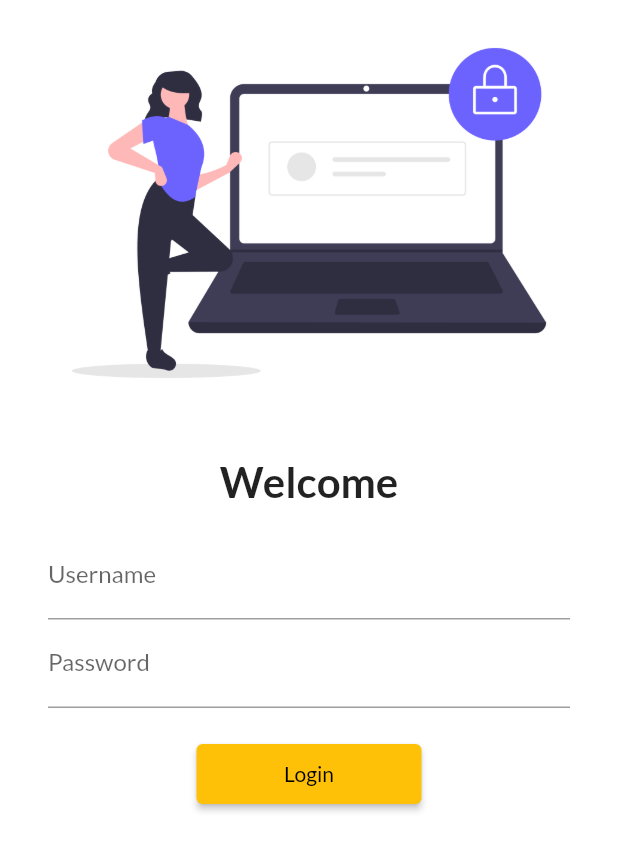
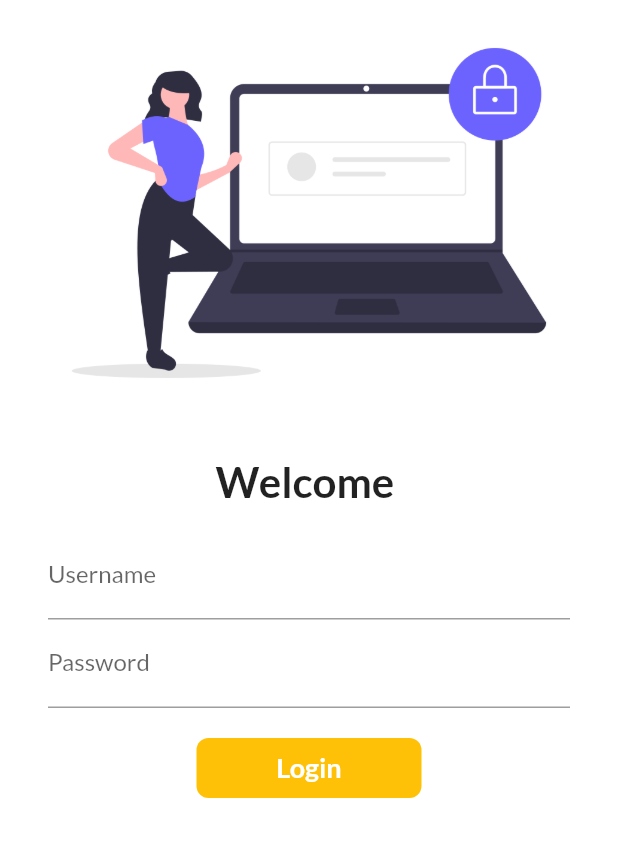
Before and after one commit to rajarehanahmed/LearningFLutter, a Flutter app: the screen it shows after launch, on a phone screen of 412 x 824 dp. Shown: the top 851 px of the screen. Run offline on Flutter 3.47's test engine with Material 2 defaults, Android fonts, the phone set to English and light mode, and no system bars; our stand-ins replace google_fonts.

Commit message:
Day 6 Completed

```diff
--- a/lib/pages/home_page.dart
+++ b/lib/pages/home_page.dart
@@ -9,7 +9,7 @@ class HomePage extends StatelessWidget {
     const String name = 'Rehan';
     return Scaffold(
       appBar: AppBar(
-        title: const Text('My First App'),
+        title: const Text('Catalog App'),
       ),
       body: const Center(
         child: Text('Welcome to $days days of flutter by $name'),
--- a/lib/pages/login_page.dart
+++ b/lib/pages/login_page.dart
@@ -1,8 +1,16 @@
 import 'package:flutter/material.dart';
 import 'package:flutter_catalog/utils/routes.dart';
 
-class LoginPage extends StatelessWidget {
+class LoginPage extends StatefulWidget {
   const LoginPage({Key? key}) : super(key: key);
+
+  @override
+  State<LoginPage> createState() => _LoginPageState();
+}
+
+class _LoginPageState extends State<LoginPage> {
+  String name = "";
+  bool buttonChanged = false;
 
   @override
   Widget build(BuildContext context) {
@@ -18,9 +26,9 @@ class LoginPage extends StatelessWidget {
               const SizedBox(
                 height: 20,
               ),
-              const Text(
-                "Welcome",
-                style: TextStyle(
+              Text(
+                "Welcome $name",
+                style: const TextStyle(
                     // color: Colors.blue,
                     fontSize: 28,
                     fontWeight: FontWeight.bold),
@@ -35,6 +43,10 @@ class LoginPage extends StatelessWidget {
                         hintText: "Enter Username",
                         labelText: "Username",
                       ),
+                      onChanged: (value) {
+                        name = value;
+                        setState(() {});
+                      },
                     ),
                     TextFormField(
                       obscureText: true,
@@ -46,14 +58,46 @@ class LoginPage extends StatelessWidget {
                     const SizedBox(
                       height: 20,
                     ),
-                    ElevatedButton(
-                      onPressed: () {
+                    InkWell(
+                      onTap: () async {
+                        setState(() {
+                          buttonChanged = true;
+                        });
+                        await Future.delayed(const Duration(seconds: 1));
                         Navigator.pushNamed(context, MyRoutes.homeRoute);
                       },
-                      child: const Text("Login"),
-                      style: TextButton.styleFrom(
-                          minimumSize: const Size(150, 40)),
+                      child: AnimatedContainer(
+                        duration: const Duration(seconds: 1),
+                        width: buttonChanged ? 50 : 150,
+                        height: 40,
+                        alignment: Alignment.center,
+                        child: buttonChanged
+                            ? const Icon(
+                                Icons.done,
+                                color: Colors.white,
+                              )
+                            : const Text(
+                                "Login",
+                                style: TextStyle(
+                                  color: Colors.white,
+                                  fontWeight: FontWeight.bold,
+                                  fontSize: 18,
+                                ),
+                              ),
+                        decoration: BoxDecoration(
+                            color: Colors.amber,
+                            borderRadius:
+                                BorderRadius.circular(buttonChanged ? 50 : 8)),
+                      ),
                     )
+                    // ElevatedButton(
+                    //   onPressed: () {
+                    //     Navigator.pushNamed(context, MyRoutes.homeRoute);
+                    //   },
+                    //   child: const Text("Login"),
+                    //   style: TextButton.styleFrom(
+                    //       minimumSize: const Size(150, 40)),
+                    // )
                   ],
                 ),
               )
--- a/lib/utils/routes.dart
+++ b/lib/utils/routes.dart
@@ -1,4 +1,4 @@
-class MyRoutes{
+class MyRoutes {
   static String loginRoute = "/login";
   static String homeRoute = "/home";
 }
```
